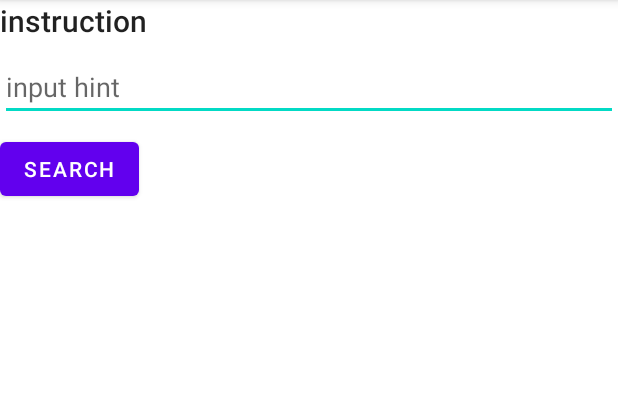
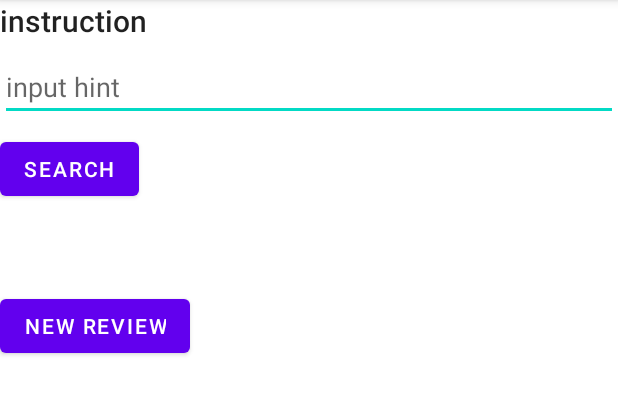
Before and after one commit to NikosKontou/BookRater, an Android app: the NewReview screen opened directly, with no data from a screen before it, on a phone screen of 412 x 824 dp, the part 84-499 px from its top. Run offline under Robolectric (Android 15) with nearby library versions, the phone set to English and light mode, and no system bars.

Commit message:
new button for review creation and empty class

```diff
--- a/app/src/main/res/layout/activity_new_review.xml
+++ b/app/src/main/res/layout/activity_new_review.xml
@@ -57,4 +57,14 @@
         app:layout_constraintStart_toStartOf="parent"
         app:layout_constraintTop_toBottomOf="@+id/titleText"/>
 
+    <Button
+        android:id="@+id/button2"
+        android:layout_width="wrap_content"
+        android:layout_height="wrap_content"
+        android:layout_marginTop="8dp"
+        android:text="new Review"
+        android:onClick="newReview"
+        app:layout_constraintStart_toStartOf="parent"
+        app:layout_constraintTop_toBottomOf="@+id/titleText"/>
+
 </androidx.constraintlayout.widget.ConstraintLayout>
```
Also changed, not shown: app/src/main/AndroidManifest.xml (+8 -5 lines), app/src/main/java/com/example/bookrater/CreateNewReview.java (added, +14 -0 lines), app/src/main/java/com/example/bookrater/NewReview.java (+11 -0 lines), app/src/main/res/layout/activity_create_new_review.xml (added, +9 -0 lines).
